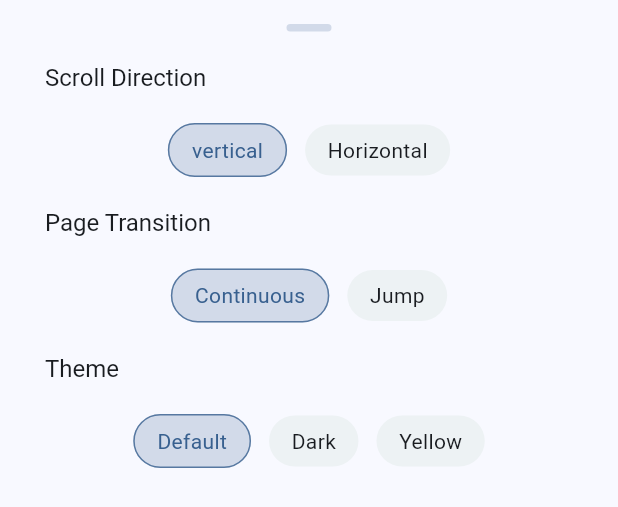
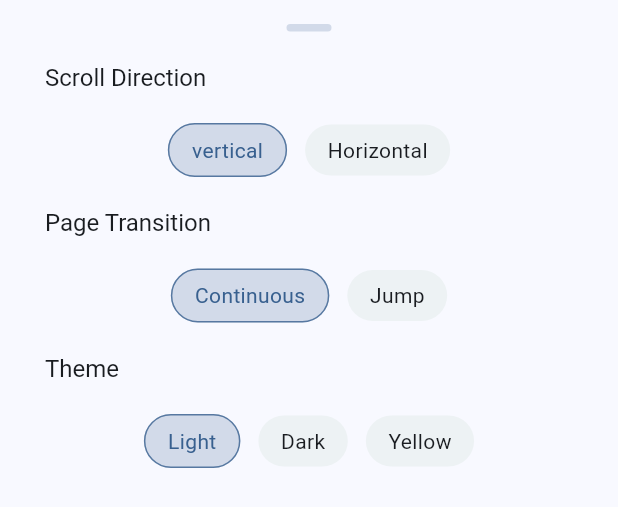
Before and after one commit to azizbalti82/clean-pdf-reader-flutter, a Flutter app: the PdfPreviewOptionsBottomSheetView widget shown alone on an empty page, opened directly, on a phone screen of 412 x 824 dp. Shown: the top 507 px of the screen. Run offline on Flutter 3.47's test engine with Material 3 defaults, Android fonts, the light colour scheme and no system bars; our stand-ins replace device_info_plus, flutter_svg, font_awesome_flutter, get, hive, hive_flutter and 7 more; missing offline and left inert: cached_memory_image, easy_url_launcher, flutter_fullscreen, flutter_pdfview, pdfx, pull_down_button; accounts and stored records are empty.

Commit message:
- Made PDF preview scroll smoother - Fixed "Go to page": allowed entering page numbers - Fixed theme: matched status bar and navigation bar colors to PDF - Fixed theme: added light theme in menu (light, dark, yellow) - Fixed provider for scroll and reading direction (horizontal/vertical now updates correctly)

```diff
--- a/lib/core/widgets/basics.dart
+++ b/lib/core/widgets/basics.dart
@@ -1,6 +1,7 @@
 import 'dart:typed_data';
 
 import 'package:flutter/material.dart';
+import 'package:flutter/services.dart';
 import 'package:flutter_svg/svg.dart';
 import 'package:get/get.dart';
 import 'package:modal_bottom_sheet/modal_bottom_sheet.dart';
@@ -414,3 +415,37 @@ class _PdfItemState extends State<PdfItem> with AutomaticKeepAliveClientMixin {
     );
   }
 }
+
+
+statusBarPreviewSetup(){
+  // set system bars style based on theme
+  if (settingsProvider.isDark.value) {
+    SystemChrome.setSystemUIOverlayStyle(
+      SystemUiOverlayStyle(
+        statusBarColor: Colors.black,
+        statusBarIconBrightness: Brightness.light,
+        systemNavigationBarColor: Colors.black,
+        systemNavigationBarIconBrightness: Brightness.light,
+      ),
+    );
+  } else if (settingsProvider.isYellow.value) {
+    SystemChrome.setSystemUIOverlayStyle(
+      SystemUiOverlayStyle(
+        statusBarColor: Colors.yellow.shade50,
+        statusBarIconBrightness: Brightness.dark,
+        systemNavigationBarColor: Colors.yellow.shade50,
+        systemNavigationBarIconBrightness: Brightness.dark,
+      ),
+    );
+  } else {
+    // Light mode
+    SystemChrome.setSystemUIOverlayStyle(
+      SystemUiOverlayStyle(
+        statusBarColor: Colors.white,
+        statusBarIconBrightness: Brightness.dark,
+        systemNavigationBarColor: Colors.white,
+        systemNavigationBarIconBrightness: Brightness.dark,
+      ),
+    );
+  }
+}
--- a/lib/features/pdf preview/presentation/views/widgets/pdf_options_bottom_sheet_view.dart
+++ b/lib/features/pdf preview/presentation/views/widgets/pdf_options_bottom_sheet_view.dart
@@ -1,6 +1,7 @@
 import 'dart:io';
 
 import 'package:flutter/material.dart';
+import 'package:flutter/services.dart';
 import 'package:font_awesome_flutter/font_awesome_flutter.dart';
 import 'package:get/get.dart';
 import 'package:path/path.dart' as path_ob;
@@ -8,6 +9,7 @@ import 'package:share_plus/share_plus.dart';
 
 import '../../../../../core/provider/settings_provider.dart';
 import '../../../../../core/services/settings_service.dart';
+import '../../../../../core/widgets/basics.dart';
 import '../../../../../main.dart';
 
 
@@ -21,7 +23,9 @@ class PdfPreviewOptionsBottomSheetView extends StatelessWidget {
     return Material(
       child: SingleChildScrollView(
         padding: const EdgeInsets.symmetric(vertical:12,horizontal: 30 ),
-        child: Obx(() { return Column(
+        child: Obx(() {
+          statusBarPreviewSetup();
+          return Column(
           crossAxisAlignment: CrossAxisAlignment.start,
           children: [
             SizedBox(height: 4),
@@ -53,8 +57,10 @@ class PdfPreviewOptionsBottomSheetView extends StatelessWidget {
                 }),
               ],
             ),
+            /*
             if(!settingsProvider.isVertical.value)
               const SizedBox(height: 20),
+
             if(!settingsProvider.isVertical.value)
               Text("Reading Direction",style: Theme.of(context).textTheme.headlineSmall?.copyWith(fontSize: 16)),
             if(!settingsProvider.isVertical.value)
@@ -74,7 +80,11 @@ class PdfPreviewOptionsBottomSheetView extends StatelessWidget {
                 }),
               ],
             ),
+
+*/
             const SizedBox(height: 20),
+
+
             Text("Page Transition",style: Theme.of(context).textTheme.headlineSmall?.copyWith(fontSize: 16)),
             const SizedBox(height: 20),
             Row(
@@ -97,7 +107,7 @@ class PdfPreviewOptionsBottomSheetView extends StatelessWidget {
             Row(
               mainAxisAlignment: MainAxisAlignment.center,
               children: [
-                selectableItem("Default",!settingsProvider.isDark.value && !settingsProvider.isYellow.value,context,(){
+                selectableItem("Light",!settingsProvider.isDark.value && !settingsProvider.isYellow.value,context,(){
                   SettingsService.saveIsDark(false);
                   settingsProvider.updateIsDark(false);
                   SettingsService.saveIsYellow(false);
@@ -119,41 +129,6 @@ class PdfPreviewOptionsBottomSheetView extends StatelessWidget {
                 }),
               ],
             ),
-            /*
-            const SizedBox(height: 20),
-            Text("Pages Quality",style: Theme.of(context).textTheme.headlineSmall?.copyWith(fontSize: 16)),
-            const SizedBox(height: 20),
-            Row(
-              mainAxisAlignment: MainAxisAlignment.center,
-              children: [
-                selectableItem("1x",settingsProvider.renderingQuality.value==1,context,(){
-                  SettingsService.saveRenderingQuality(1);
-                  settingsProvider.updateRenderingQuality(1);
-                }),
-                SizedBox(width: 12,),
-                selectableItem("2x",settingsProvider.renderingQuality.value==2,context,(){
-                  SettingsService.saveRenderingQuality(2);
-                  settingsProvider.updateRenderingQuality(2);
-                }),
-                SizedBox(width: 12,),
-                selectableItem("3x",settingsProvider.renderingQuality.value==3,context,(){
-                  SettingsService.saveRenderingQuality(3);
-                  settingsProvider.updateRenderingQuality(3);
-                }),
-                SizedBox(width: 12,),
-                selectableItem("4x",settingsProvider.renderingQuality.value==4,context,(){
-                  SettingsService.saveRenderingQuality(4);
-                  settingsProvider.updateRenderingQuality(4);
-                }),
-                SizedBox(width: 12,),
-                selectableItem("5x",settingsProvider.renderingQuality.value==5,context,(){
-                  SettingsService.saveRenderingQuality(5);
-                  settingsProvider.updateRenderingQuality(5);
-                }),
-              ],
-            ),
-
-             */
             const SizedBox(height: 20),
           ],
         );}),
```
Also changed, not shown: lib/features/pdf preview/presentation/views/pdf_preview_view.dart (+112 -65 lines).
